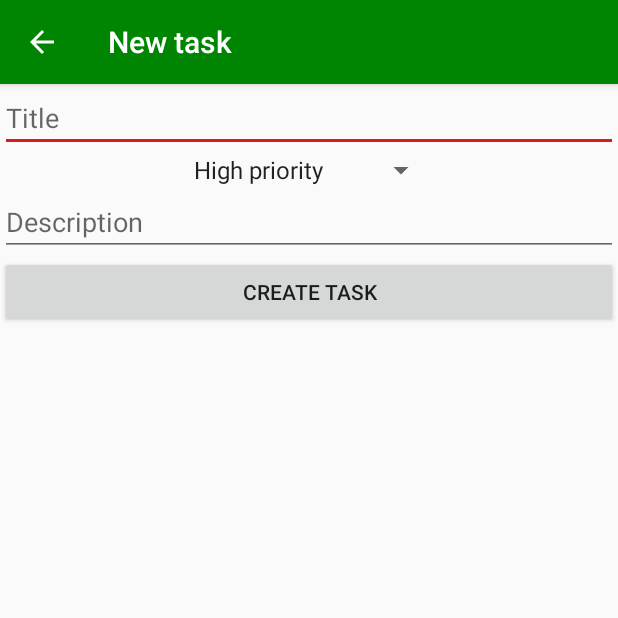
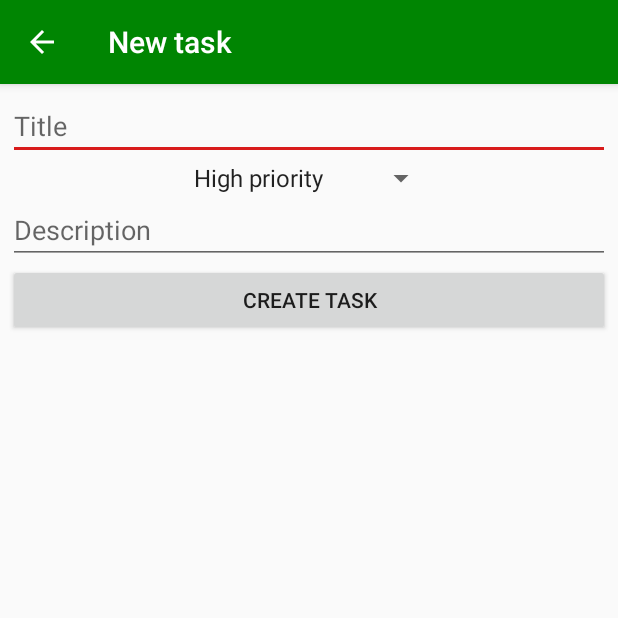
Before and after one commit to bartlomiej-szlachta/tasks-manager-app, an Android app: the NewTaskActivity screen opened directly, with no data from a screen before it, on a phone screen of 412 x 824 dp, the top half of it. Run offline under Robolectric (Android 15) with nearby library versions, the phone set to English and light mode, and no system bars.

Commit message:
feat: add padding

```diff
--- a/app/src/main/res/layout/activity_new_task.xml
+++ b/app/src/main/res/layout/activity_new_task.xml
@@ -4,6 +4,7 @@
     xmlns:tools="http://schemas.android.com/tools"
     android:layout_width="match_parent"
     android:layout_height="match_parent"
+    android:padding="5dp"
     tools:context=".NewTaskActivity">
 
     <EditText
--- a/app/src/main/res/layout/activity_task_details.xml
+++ b/app/src/main/res/layout/activity_task_details.xml
@@ -4,6 +4,7 @@
     xmlns:tools="http://schemas.android.com/tools"
     android:layout_width="match_parent"
     android:layout_height="match_parent"
+    android:padding="5dp"
     tools:context=".TaskDetailsActivity">
 
     <TextView
--- a/app/src/main/res/layout/list_item.xml
+++ b/app/src/main/res/layout/list_item.xml
@@ -3,7 +3,8 @@
     android:layout_width="match_parent"
     android:layout_height="wrap_content"
     android:background="?android:attr/selectableItemBackground"
-    android:orientation="vertical">
+    android:orientation="vertical"
+    android:padding="5dp">
 
     <TextView
         android:id="@+id/task_title"
```
